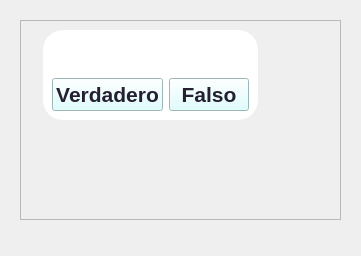
Joscart/Juego-OCA, file formulario.ui: the form before one commit.
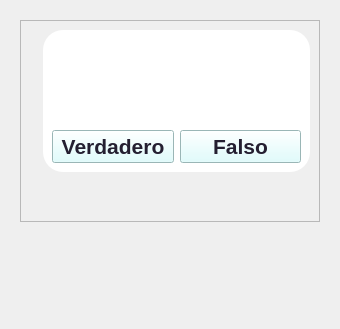
The form after the commit. Icons and pictures are not drawn.

Patch:
```diff
--- a/formulario.ui
+++ b/formulario.ui
@@ -6,10 +6,16 @@
    <rect>
     <x>0</x>
     <y>0</y>
-    <width>361</width>
-    <height>256</height>
+    <width>336</width>
+    <height>329</height>
    </rect>
   </property>
+  <property name="sizePolicy">
+   <sizepolicy hsizetype="MinimumExpanding" vsizetype="MinimumExpanding">
+    <horstretch>0</horstretch>
+    <verstretch>0</verstretch>
+   </sizepolicy>
+  </property>
   <property name="palette">
    <palette>
     <active/>
@@ -59,9 +65,15 @@
            </widget>
           </item>
           <item>
-           <layout class="QVBoxLayout" name="verticalLayout_4">
+           <layout class="QVBoxLayout" name="verticalLayout_6">
             <item>
              <widget class="QFrame" name="frame_2">
+              <property name="sizePolicy">
+               <sizepolicy hsizetype="Preferred" vsizetype="MinimumExpanding">
+                <horstretch>0</horstretch>
+                <verstretch>0</verstretch>
+               </sizepolicy>
+              </property>
               <property name="styleSheet">
                <string notr="true">QFrame{
 	background-color: rgb(255, 255, 255);
@@ -80,11 +92,56 @@
               <property name="frameShadow">
                <enum>QFrame::Raised</enum>
               </property>
+              <layout class="QVBoxLayout" name="verticalLayout_4">
+               <item>
+                <widget class="QScrollArea" name="scrollArea">
+                 <property name="sizePolicy">
+                  <sizepolicy hsizetype="MinimumExpanding" vsizetype="Expanding">
+                   <horstretch>0</horstretch>
+                   <verstretch>0</verstretch>
+                  </sizepolicy>
+                 </property>
+                 <property name="frameShape">
+                  <enum>QFrame::NoFrame</enum>
+                 </property>
+                 <property name="frameShadow">
+                  <enum>QFrame::Plain</enum>
+                 </property>
+                 <property name="horizontalScrollBarPolicy">
+                  <enum>Qt::ScrollBarAsNeeded</enum>
+                 </property>
+                 <property name="sizeAdjustPolicy">
+                  <enum>QAbstractScrollArea::AdjustToContents</enum>
+                 </property>
+                 <property name="widgetResizable">
+                  <bool>true</bool>
+                 </property>
+                 <widget class="QWidget" name="scrollAreaWidgetContents">
+                  <property name="geometry">
+                   <rect>
+                    <x>0</x>
+                    <y>0</y>
+                    <width>250</width>
+                    <height>72</height>
+                   </rect>
+                  </property>
               <layout class="QVBoxLayout" name="verticalLayout">
+                   <property name="leftMargin">
+                    <number>0</number>
+                   </property>
+                   <property name="topMargin">
+                    <number>0</number>
+                   </property>
+                   <property name="rightMargin">
+                    <number>0</number>
+                   </property>
+                   <property name="bottomMargin">
+                    <number>0</number>
+                   </property>
                <item>
                 <widget class="QLabel" name="lblPregunta">
                  <property name="sizePolicy">
-                  <sizepolicy hsizetype="MinimumExpanding" vsizetype="MinimumExpanding">
+                      <sizepolicy hsizetype="Preferred" vsizetype="MinimumExpanding">
                    <horstretch>0</horstretch>
                    <verstretch>0</verstretch>
                   </sizepolicy>
@@ -95,6 +152,10 @@
                    <bold>true</bold>
                   </font>
                  </property>
+                     <property name="styleSheet">
+                      <string notr="true">background-color: rgb(255, 255, 255);
+border-radius: 0px;</string>
+                     </property>
                  <property name="text">
                   <string/>
                  </property>
@@ -104,6 +165,13 @@
                  <property name="alignment">
                   <set>Qt::AlignLeading|Qt::AlignLeft|Qt::AlignTop</set>
                  </property>
+                     <property name="wordWrap">
+                      <bool>true</bool>
+                     </property>
+                    </widget>
+                   </item>
+                  </layout>
+                 </widget>
                 </widget>
                </item>
                <item>
@@ -144,6 +212,9 @@
               <property name="orientation">
                <enum>Qt::Vertical</enum>
               </property>
+              <property name="sizeType">
+               <enum>QSizePolicy::Minimum</enum>
+              </property>
               <property name="sizeHint" stdset="0">
                <size>
                 <width>20</width>
@@ -154,19 +225,6 @@
             </item>
            </layout>
           </item>
-          <item>
-           <spacer name="horizontalSpacer">
-            <property name="orientation">
-             <enum>Qt::Horizontal</enum>
-            </property>
-            <property name="sizeHint" stdset="0">
-             <size>
-              <width>166</width>
-              <height>20</height>
-             </size>
-            </property>
-           </spacer>
-          </item>
          </layout>
         </widget>
        </item>
@@ -262,6 +320,9 @@
      <property name="orientation">
       <enum>Qt::Vertical</enum>
      </property>
+     <property name="sizeType">
+      <enum>QSizePolicy::Minimum</enum>
+     </property>
      <property name="sizeHint" stdset="0">
       <size>
        <width>20</width>
```
Lines whose indentation alone changed are shown as unchanged.
